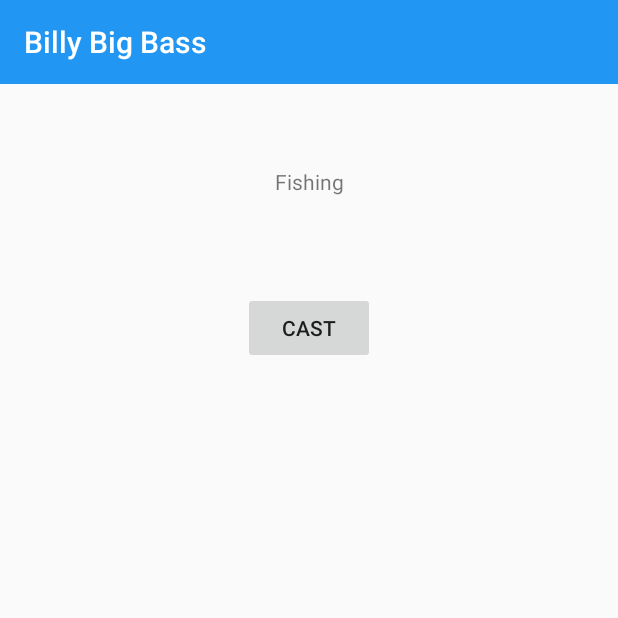
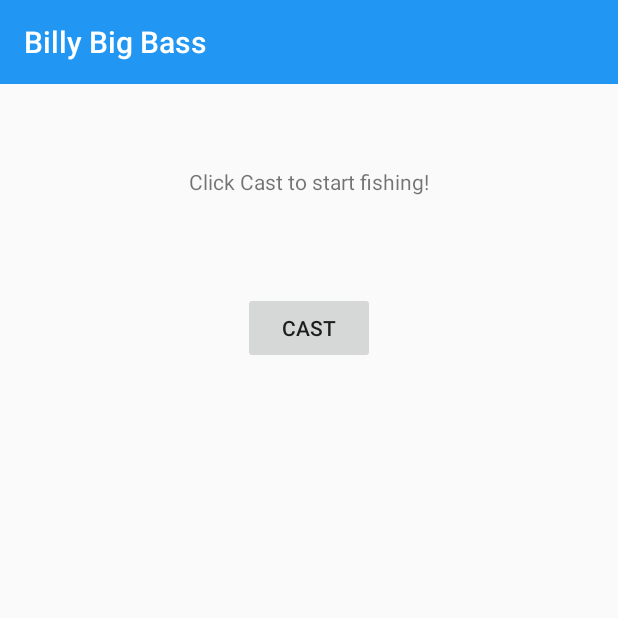
Before and after one commit to mmedberry/Billy-Big-Bass-s-Big-Bass-Bash, an Android app: the FishingActivity screen opened directly, with no data from a screen before it, on a phone screen of 412 x 824 dp, the top half of it. Run offline under Robolectric (Android 15) with nearby library versions, the phone set to English and light mode, and no system bars; our stand-ins replace Room's generated code.

Commit message:
reel replaces bobber after hook set

```diff
--- a/BBB/app/src/main/res/layout/activity_fishing.xml
+++ b/BBB/app/src/main/res/layout/activity_fishing.xml
@@ -12,7 +12,7 @@
         android:layout_width="wrap_content"
         android:layout_height="wrap_content"
         android:layout_marginTop="55dp"
-        android:text="@string/fishing"
+        android:text="@string/cast_instructions"
         app:layout_constraintEnd_toEndOf="parent"
         app:layout_constraintStart_toStartOf="parent"
         app:layout_constraintTop_toTopOf="parent" />
@@ -48,7 +48,17 @@
         app:layout_constraintEnd_toEndOf="parent"
         app:layout_constraintStart_toStartOf="parent"
         app:layout_constraintTop_toBottomOf="@+id/button3"
-        android:src="@drawable/bobber_small"
+        android:src="@drawable/reel"
+        android:visibility="gone"/>
+    <ImageView
+        android:id="@+id/fishView"
+        android:layout_width="wrap_content"
+        android:layout_height="wrap_content"
+        app:layout_constraintBottom_toBottomOf="parent"
+        app:layout_constraintEnd_toEndOf="parent"
+        app:layout_constraintStart_toStartOf="parent"
+        app:layout_constraintTop_toBottomOf="@+id/button3"
+        android:src="@drawable/sad_fish"
         android:visibility="gone"/>
 
 </androidx.constraintlayout.widget.ConstraintLayout>
--- a/BBB/app/src/main/res/values/strings.xml
+++ b/BBB/app/src/main/res/values/strings.xml
@@ -6,4 +6,5 @@
     <string name="fishing">Fishing</string>
     <string name="results">Results</string>
     <string name="cast">Cast</string>
+    <string name="cast_instructions">Click Cast to start fishing!</string>
 </resources>
```
Also changed, not shown: BBB/app/src/main/java/com/example/billybigbass/FishingActivity.java (+21 -4 lines), BBB/app/src/main/res/drawable/sad_fish.png (added).
